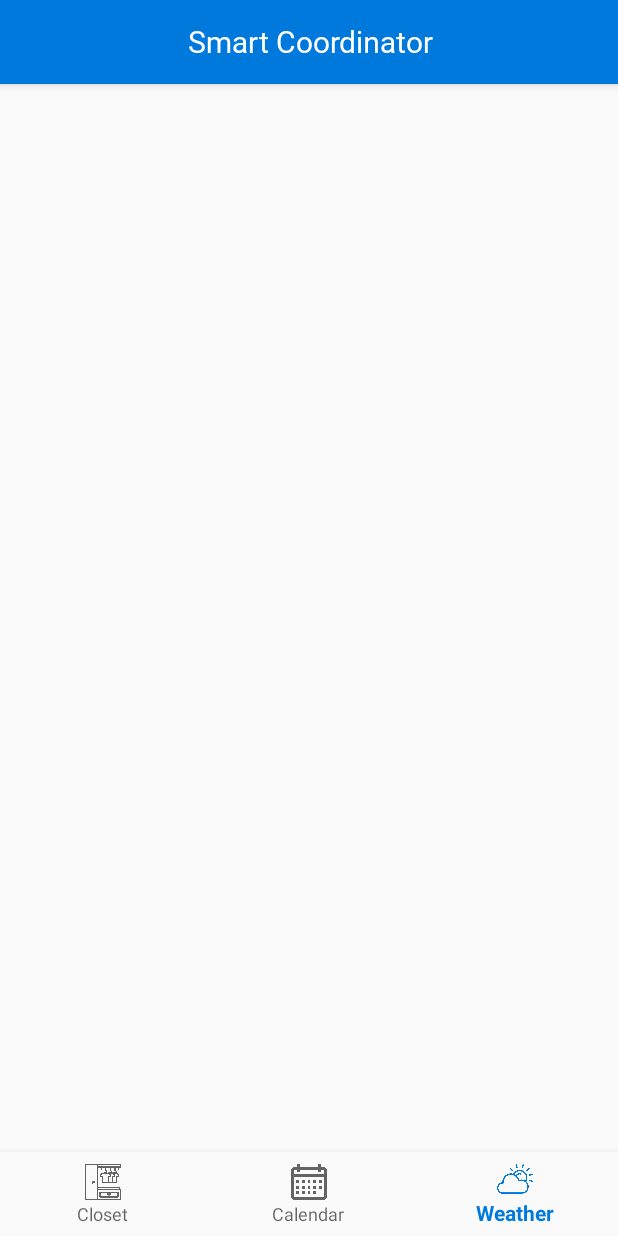
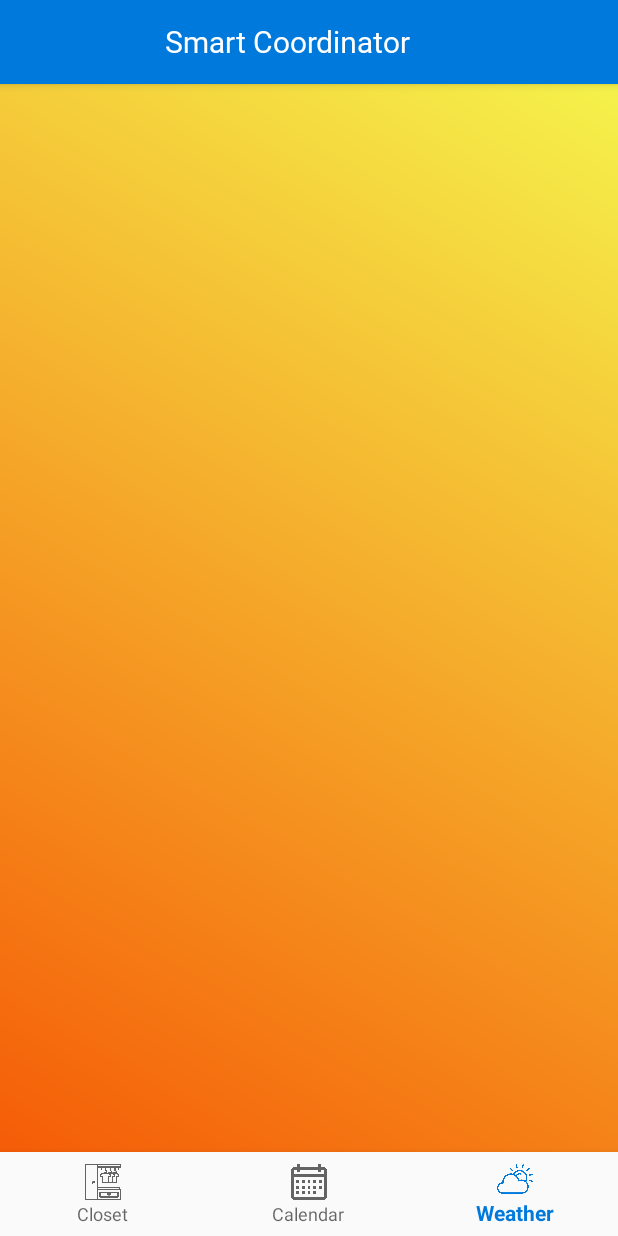
Before and after one commit to JJangA9/Smart_Coordinate_Application, an Android app: the screen it shows after launch (MainActivity), item 3 of the bottom bar chosen, on a phone screen of 412 x 824 dp. Run offline under Robolectric (Android 15) with nearby library versions, the light colour scheme and no system bars; libraries missing offline, so code that uses them is left out: com.prolificinteractive.materialcalendarview; pictures from the network do not load; 3 statements that could not run were skipped.

Commit message:
Add gif at start activity
gif animation is added

```diff
--- a/Smart_Coordinate/Smart_Coordinator/app/build.gradle
+++ b/Smart_Coordinate/Smart_Coordinator/app/build.gradle
@@ -30,4 +30,6 @@ dependencies {
     implementation 'com.android.support:design:27.1.1'
     implementation "org.jetbrains.kotlin:kotlin-stdlib-jdk7:$kotlin_version"
     implementation 'com.prolificinteractive:material-calendarview:1.4.3'
+    implementation 'com.squareup.okhttp3:okhttp:3.4.1'
+    implementation 'com.github.bumptech.glide:glide:3.7.0'
 }
--- a/Smart_Coordinate/Smart_Coordinator/app/src/main/java/com/example/smart_coordinator/StartActivity.java
+++ b/Smart_Coordinate/Smart_Coordinator/app/src/main/java/com/example/smart_coordinator/StartActivity.java
@@ -2,22 +2,37 @@ package com.example.smart_coordinator;
 
 import android.app.Activity;
 import android.content.Intent;
+import android.os.Handler;
 import android.support.v7.app.AppCompatActivity;
 import android.os.Bundle;
+import android.widget.ImageView;
+
+import com.bumptech.glide.Glide;
+import com.bumptech.glide.request.target.GlideDrawableImageViewTarget;
 
 public class StartActivity extends Activity {
 
     @Override
     protected void onCreate(Bundle savedInstanceState) {
         super.onCreate(savedInstanceState);
+        setContentView(R.layout.activity_start);
 
-        try {
-            Thread.sleep(3000);
-            startActivity(new Intent(this, MainActivity.class));
-            finish();
-        } catch(Exception e) {
-            e.printStackTrace();
-        }
-        setContentView(R.layout.activity_start);
+        ImageView gifDot = (ImageView)findViewById(R.id.gif_image);
+        GlideDrawableImageViewTarget gifImage = new GlideDrawableImageViewTarget(gifDot);
+        Glide.with(this).load(R.raw.dotgif).into(gifImage);
+
+        startLoading();
+    }
+
+    private void startLoading() {
+        Handler handler = new Handler();
+        handler.postDelayed(new Runnable() {
+            @Override
+            public void run() {
+                Intent intent = new Intent(getBaseContext(), MainActivity.class);
+                startActivity(intent);
+                finish();
+            }
+        }, 5000);
     }
 }
--- /dev/null
+++ b/Smart_Coordinate/Smart_Coordinator/app/src/main/res/drawable/gradation.xml
@@ -0,0 +1,8 @@
+<?xml version="1.0" encoding="utf-8"?>
+<shape xmlns:android="http://schemas.android.com/apk/res/android">
+    <gradient
+        android:angle="45"
+        android:type="linear"
+        android:startColor="#F55C07"
+        android:endColor="#F5F24B"/>
+</shape>
--- a/Smart_Coordinate/Smart_Coordinator/app/src/main/res/layout/custom_actionbar.xml
+++ b/Smart_Coordinate/Smart_Coordinator/app/src/main/res/layout/custom_actionbar.xml
@@ -12,7 +12,7 @@
         android:textSize="20sp"
         android:textColor="#ffff"
         android:gravity="center_vertical"
-        android:layout_marginLeft="125dp"
+        android:layout_marginLeft="110dp"
         android:layout_width="match_parent"
         android:layout_height="56dp"/>
 
--- a/Smart_Coordinate/Smart_Coordinator/app/src/main/res/layout/fragment_weather.xml
+++ b/Smart_Coordinate/Smart_Coordinator/app/src/main/res/layout/fragment_weather.xml
@@ -9,6 +9,7 @@
     android:paddingRight="10dp"
     android:paddingTop="10dp"
     android:paddingBottom="10dp"
+    android:background="@drawable/gradation"
     >
 
     <TextView
@@ -16,4 +17,5 @@
         android:text = "hello"
         android:layout_width="wrap_content"
         android:layout_height="wrap_content"/>
+
 </ScrollView>
```
Also changed, not shown: Smart_Coordinate/Smart_Coordinator/app/src/main/res/layout/activity_start.xml (+30 -2 lines), Smart_Coordinate/Smart_Coordinator/app/src/main/res/drawable/pants.png (added), Smart_Coordinate/Smart_Coordinator/app/src/main/res/drawable/upper.png (added), Smart_Coordinate/Smart_Coordinator/app/src/main/res/raw/dotgif.gif (added).
